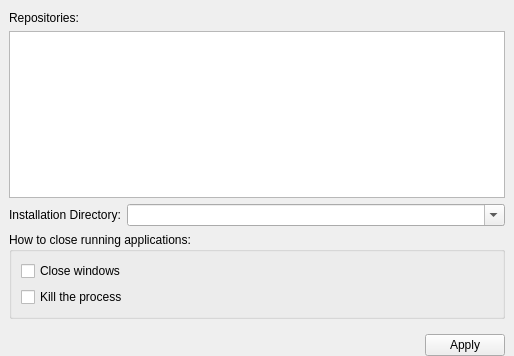
The window that wpmcpp/src/settingsframe.ui (npackd/npackd-cpp) describes before a commit, drawn with Qt 5.
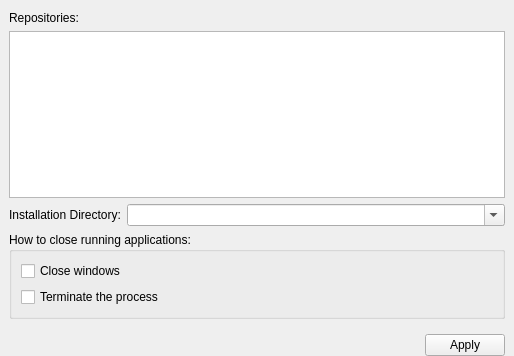
The same window after the commit.

Commit message: Issue 363:	Trim repository URL before parsing

Patch:
```diff
--- a/wpmcpp/src/settingsframe.ui
+++ b/wpmcpp/src/settingsframe.ui
@@ -141,7 +141,7 @@
          <item>
           <widget class="QCheckBox" name="checkBoxKillProcesses">
            <property name="text">
-            <string>Kill the process</string>
+            <string>Terminate the process</string>
            </property>
           </widget>
          </item>
```
Left out of the diff: 6 changed lines with no effect on the pictures. The commit also changes 1 other file.
